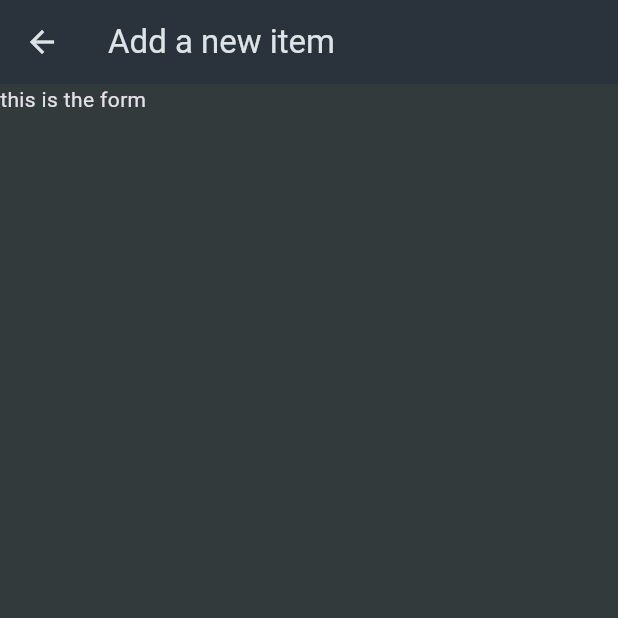
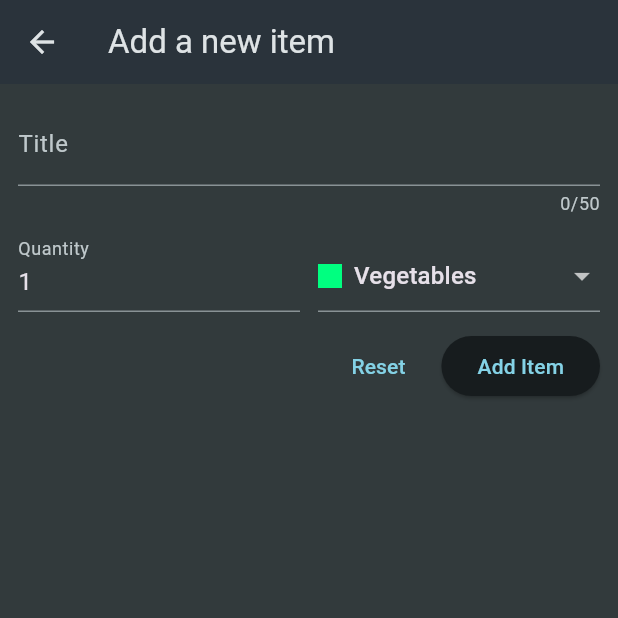
Before and after one commit to S-at-yam/Shopping-List-App, a Flutter app: the screen it shows after launch, after a tap on the "add" icon, on a phone screen of 412 x 824 dp, the top half of it. Run offline on Flutter 3.47's test engine with Material 3 defaults, Android fonts, the phone set to English and light mode, and no system bars.

Commit message:
adding grocery dynamically

```diff
--- a/lib/screens/new_item_screen.dart
+++ b/lib/screens/new_item_screen.dart
@@ -1,4 +1,8 @@
 import 'package:flutter/material.dart';
+
+import 'package:shopping_list_app/data/categories.dart';
+import 'package:shopping_list_app/models/category.dart';
+import 'package:shopping_list_app/models/grocery_item.dart';
 
 class NewItemScreen extends StatefulWidget {
   const NewItemScreen({super.key});
@@ -9,11 +13,128 @@ class NewItemScreen extends StatefulWidget {
 }
 
 class _NewItemScreenState extends State<NewItemScreen> {
+  final _formKey = GlobalKey<FormState>();
+  var _enteredName;
+  var _enteredQuantity = 1;
+  var _selectedCategory = categories[Categories.vegetables];
+
+  void _saveItem() {
+    if (_formKey.currentState!.validate()) {
+      _formKey.currentState!.save();
+      Navigator.of(context).pop(
+        GroceryItem(
+          id: DateTime.now().toIso8601String(),
+          name: _enteredName,
+          quantity: _enteredQuantity,
+          category: _selectedCategory!,
+        ),
+      );
+    }
+  }
+
   @override
   Widget build(BuildContext context) {
     return Scaffold(
       appBar: AppBar(title: Text('Add a new item')),
-      body: Text('this is the form'),
+      body: Padding(
+        padding: const EdgeInsets.all(12.0),
+        child: Form(
+          key: _formKey,
+          child: Column(
+            mainAxisAlignment: MainAxisAlignment.center,
+            mainAxisSize: MainAxisSize.min,
+            children: [
+              TextFormField(
+                maxLength: 50,
+
+                decoration: InputDecoration(label: Text('Title')),
+
+                validator: (value) {
+                  if (value == null ||
+                      value.isEmpty ||
+                      value.length <= 1 ||
+                      value.length > 50) {
+                    return 'Must be between 1 and 50 characters';
+                  }
+                  return null;
+                },
+                onSaved: (value) {
+                  _enteredName = value!;
+                },
+              ),
+
+              const SizedBox(height: 8),
+              Row(
+                crossAxisAlignment: CrossAxisAlignment.end,
+                children: [
+                  Expanded(
+                    child: TextFormField(
+                      decoration: InputDecoration(label: Text('Quantity')),
+                      initialValue: _enteredQuantity.toString(),
+                      keyboardType: TextInputType.number,
+                      validator: (value) {
+                        if (value == null ||
+                            value.isEmpty ||
+                            int.tryParse(value) == null ||
+                            int.tryParse(value)! <= 0) {
+                          return 'Must be a valid, positve number.';
+                        }
+                        return null;
+                      },
+                      onSaved: (value) {
+                        _enteredQuantity = int.parse(value!);
+                      },
+                    ),
+                  ),
+                  const SizedBox(width: 12),
+                  Expanded(
+                    child: DropdownButtonFormField(
+                      value: _selectedCategory,
+                      items: [
+                        for (final category in categories.entries)
+                          DropdownMenuItem(
+                            value: category.value,
+
+                            child: Row(
+                              children: [
+                                Container(
+                                  height: 16,
+                                  width: 16,
+                                  color: category.value.typeColor,
+                                ),
+                                const SizedBox(width: 8),
+                                Text(category.value.type),
+                              ],
+                            ),
+                          ),
+                      ],
+                      onChanged: (value) {
+                        setState(() {
+                          _selectedCategory = value!;
+                        });
+                      },
+                    ),
+                  ),
+                ],
+              ),
+              const SizedBox(height: 12),
+              Row(
+                mainAxisAlignment: MainAxisAlignment.end,
+                children: [
+                  TextButton(
+                    onPressed: () {
+                      _formKey.currentState!.reset();
+                    },
+                    child: Text('Reset'),
+                  ),
+                  const SizedBox(width: 10),
+                  ElevatedButton(onPressed: _saveItem, child: Text('Add Item')),
+                ],
+              ),
+            ],
+          ),
+        ),
+      ),
     );
   }
 }
--- a/lib/screens/shopping_screen.dart
+++ b/lib/screens/shopping_screen.dart
@@ -11,25 +11,42 @@ class ShoppingScreen extends StatefulWidget {
 }
 
 class _ShoppingScreenState extends State<ShoppingScreen> {
-  void _addItem() {
-    Navigator.of(
+  final List<GroceryItem> _groceryList = [];
+  void _addItem() async {
+    final newItem = await Navigator.of(
       context,
-    ).push(MaterialPageRoute(builder: (ctx) => NewItemScreen()));
+    ).push<GroceryItem>(MaterialPageRoute(builder: (ctx) => NewItemScreen()));
+
+    if (newItem == null) {
+      return;
+    }
+    setState(() {
+      _groceryList.add(newItem);
+    });
+  }
+
+  void _removeItem(GroceryItem item) {
+    setState(() {
+      _groceryList.remove(item);
+    });
   }
 
   @override
   Widget build(BuildContext context) {
-    final List<GroceryItem> groceryItemsList = groceryItems;
+    Widget activeScreen = Center(child: Text('Nothing Here...'));
 
-    return Scaffold(
-      appBar: AppBar(
-        title: Text('Your Groceries'),
-        actions: [IconButton(onPressed: _addItem, icon: Icon(Icons.add))],
-      ),
-      body: ListView.builder(
+    final List<GroceryItem> groceryItemsList = _groceryList;
+
+    if (groceryItemsList.isNotEmpty) {
+      activeScreen = ListView.builder(
         itemCount: groceryItemsList.length,
         itemBuilder: (ctx, index) {
-          return ListTile(
+          return Dismissible(
+            onDismissed: (direction) {
+              _removeItem(groceryItemsList[index]);
+            },
+            key: ValueKey(groceryItemsList[index].id),
+            child: ListTile(
               shape: RoundedRectangleBorder(
                 borderRadius: BorderRadius.circular(10),
               ),
@@ -41,9 +58,18 @@ class _ShoppingScreenState extends State<ShoppingScreen> {
                 color: groceryItemsList[index].category.typeColor,
               ),
               trailing: Text('${groceryItemsList[index].quantity}'),
+            ),
           );
         },
+      );
+    }
+
+    return Scaffold(
+      appBar: AppBar(
+        title: Text('Your Groceries'),
+        actions: [IconButton(onPressed: _addItem, icon: Icon(Icons.add))],
       ),
+      body: activeScreen,
     );
   }
 }
```
Lines whose indentation alone changed are shown as unchanged.
